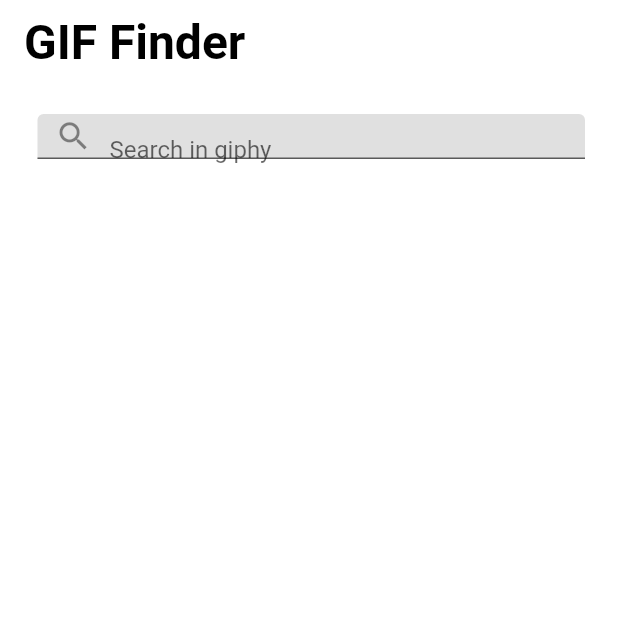
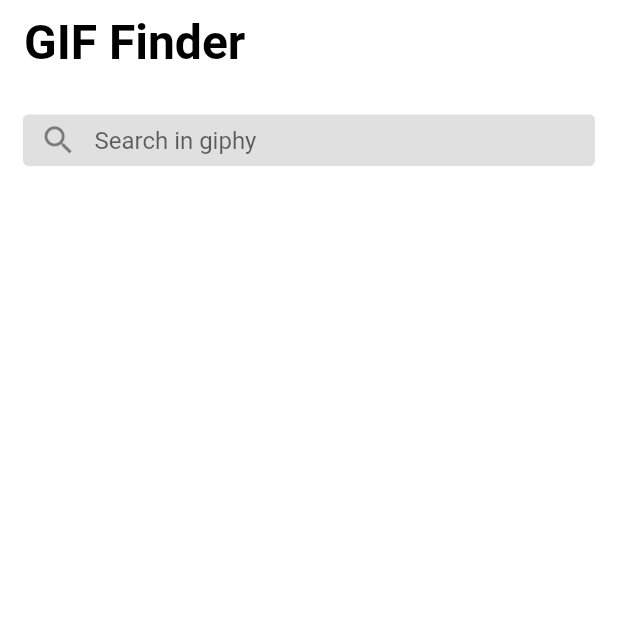
Before and after one commit to LuiizFellipe/Gif_Finder, a Flutter app: the screen it shows after launch, on a phone screen of 412 x 824 dp, the top half of it. Run offline on Flutter 3.47's test engine with Material 2 defaults, Android fonts, the phone set to English and light mode, and no system bars; our stand-ins replace google_fonts; network calls fail.

```diff
--- a/lib/ui/home_page.dart
+++ b/lib/ui/home_page.dart
@@ -51,18 +51,28 @@ class _HomePageState extends State<HomePage> {
       body: Column(
         children: <Widget>[
           Container(
-            margin: const EdgeInsets.only(right: 22, left: 25, top: 20),
-            height: 30,
+            margin: const EdgeInsets.only(right: 15, left: 15, top: 20),
+            height: 35,
             child: TextField(
-            decoration: new InputDecoration(
-              prefixIcon: new Icon(Icons.search, size: 25, color: Colors.grey[790],),
+                decoration: new InputDecoration(
+              prefixIcon: new Icon(
+                Icons.search,
+                size: 25,
+                color: Colors.grey[790],
+              ),
               fillColor: Colors.grey[300],
               filled: true,
               contentPadding: const EdgeInsets.all(5),
-              focusedBorder: OutlineInputBorder(
-                borderSide: const BorderSide(color: Colors.white, width: 2.0),
-                borderRadius: BorderRadius.circular(25.0),
+              enabledBorder: const OutlineInputBorder(
+                borderSide: const BorderSide(color: Colors.white, width: 0.0),
               ),
+              border: OutlineInputBorder(
+                  borderRadius: BorderRadius.only(
+                topLeft: Radius.circular(10.0),
+                bottomLeft: Radius.circular(10.0),
+                topRight: Radius.circular(10.0),
+                bottomRight: Radius.circular(10.0),
+              )),
               hintText: 'Search in giphy',
             )),
           )
```
Also changed, not shown: 1 other file.
